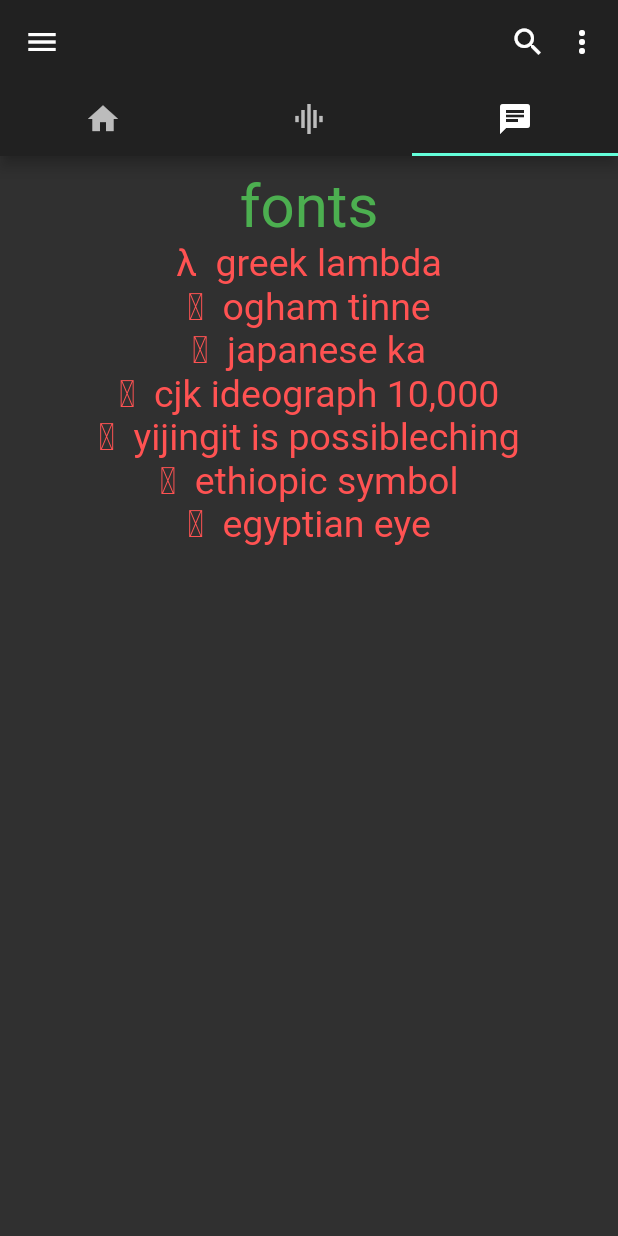
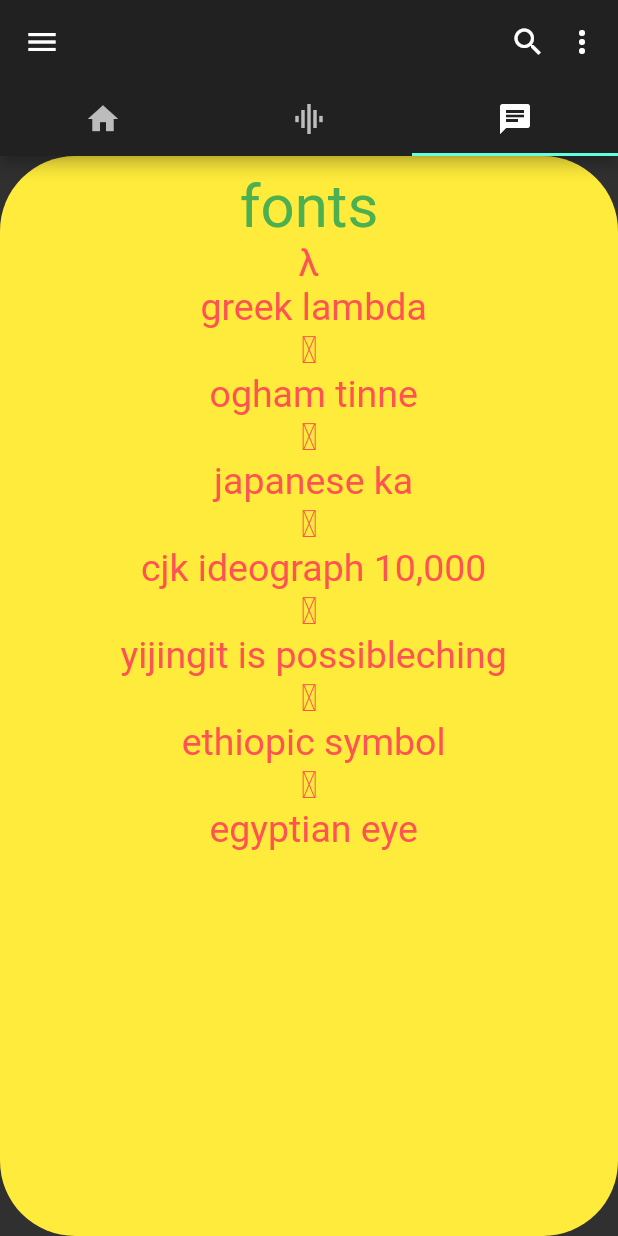
Before and after one commit to lubi888/eth_sync_0_1_1, a Flutter app: the screen it shows after launch, tab 3 chosen, on a phone screen of 412 x 824 dp. Run offline on Flutter 3.47's test engine with Material 2 defaults, Android fonts, the phone set to English and light mode, and no system bars; our stand-ins replace camera, cloud_firestore, qr_flutter, share, transparent_image, video_player; missing offline and left inert: fast_qr_reader_view; accounts and stored records are empty; network calls fail.

```diff
--- a/lib/ethTxtStrings.dart
+++ b/lib/ethTxtStrings.dart
@@ -1,8 +1,8 @@
 //import 'package:flutter/material.dart';
 
 const String ethTextFonts =
-    "\u03BB \tgreek lambda \n\u1688 \togham tinne \n\u304B \tjapanese ka \n\u4E07 \tcjk ideograph 10,000"
-    "\n\u4DC1 \tyijingit is possibleching \n\u1300 \tethiopic symbol \n\u{13080} \tegyptian eye";
+    "\u03BB \n\tgreek lambda \n\u1688 \n\togham tinne \n\u304B \n\tjapanese ka \n\u4E07 \n\tcjk ideograph 10,000"
+    "\n\u4DC1 \n\tyijingit is possibleching \n\u1300 \n\tethiopic symbol \n\u{13080} \n\tegyptian eye";
 
 const String ethTextIntro =
     "Hello and welcome to ethereum sync. This app aims to provide the information needed to "
--- a/lib/eth_sync.dart
+++ b/lib/eth_sync.dart
@@ -1,6 +1,7 @@
 import 'package:flutter/material.dart';
 import 'package:url_launcher/url_launcher.dart';
 import 'package:share/share.dart';
+import 'package:transparent_image/transparent_image.dart';
 
 import 'secondclass.dart';
 import 'firstclass.dart';
@@ -50,9 +51,20 @@ class _EthSyncPageState extends State<EthSyncPage> {
   String _kAsset3 = 'assets/ethGreenHelp.png';
   String _kAsset4 = 'assets/duIcon.png';
   String bm = 'bite me now';
+  var _kTransparentImage = 'assets/duIcon.png';
 
   void _launchURL() async {
     const url = 'https://flutter.io';
+    if (await canLaunch(url)) {
+      await launch(url);
+    } else {
+      throw 'Could not launch $url';
+    }
+  }
+
+  void _launchURLGithub() async {
+    const url =
+        'https://raw.githubusercontent.com/flutter/website/master/src/_includes/code/layout/lakes/images/lake.jpg';
     if (await canLaunch(url)) {
       await launch(url);
     } else {
@@ -144,16 +156,20 @@ class _EthSyncPageState extends State<EthSyncPage> {
                         child: const Icon(Icons.home),
                       ),
                       const PopupMenuItem(
-                        child: const Text('ethereum website'),
+                        child: const Text(
+                            'ethereum website'), //https://www.ethereum.org/
                       ),
                       const PopupMenuItem(
-                        child: const Text('ethereum reddit'),
+                        child: const Text(
+                            'ethereum reddit'), //https://www.reddit.com/r/ethereum/
                       ),
                       const PopupMenuItem(
-                        child: const Text('ethereum stack exchange'),
+                        child: const Text(
+                            'ethereum stack exchange'), //https://ethereum.stackexchange.com/
                       ),
                       const PopupMenuItem(
-                        child: const Text('ethereum gitter'),
+                        child: const Text(
+                            'ethereum gitter'), //https://gitter.im/ethereum/home
                       ),
                       const PopupMenuItem(
                         child: const Text('ethSync website'),
@@ -432,26 +448,6 @@ class _EthSyncPageState extends State<EthSyncPage> {
                             builder: (context) => new SecondScreen()),
                       );
                     }),
-                new ListTile(
-                    leading: const Icon(Icons.accessibility),
-                    title: new Text('navigator x screen'),
-                    onTap: () {
-                      Navigator.push(
-                        context,
-                        new MaterialPageRoute(
-                            builder: (context) => new SecondScreen()),
-                      );
-                    }),
-                new ListTile(
-                    leading: const Icon(Icons.accessibility),
-                    title: new Text('navigator x screen'),
-                    onTap: () {
-                      Navigator.push(
-                        context,
-                        new MaterialPageRoute(
-                            builder: (context) => new SecondScreen()),
-                      );
-                    }),
               ],
             ),
           ),
@@ -604,8 +600,8 @@ class _EthSyncPageState extends State<EthSyncPage> {
                       child: new Text('Show grid photos homepage'),
                     ),
                     new Container(
-                      width: 300.0,
-                      height: 300.0,
+                      width: 200.0,
+                      height: 250.0,
                       decoration: new BoxDecoration(
                         shape: BoxShape.rectangle,
                         image: new DecorationImage(
@@ -672,13 +668,28 @@ class _EthSyncPageState extends State<EthSyncPage> {
                       ),
                     ),
                     new FlatButton(
-                      padding: const EdgeInsets.only(top: 8.0),
+//                      padding: const EdgeInsets.only(top: 8.0),
                       child: new Image.network(
-                        'https://github.com/flutter/website/blob/master/_includes/code/layout/lakes/images/lake.jpg?raw=true',
+                        'https://github.com/flutter/plugins/raw/master/packages/video_player/doc/demo_ipod.gif?raw=true',
+                        height: 300.0,
+                        width: 300.0,
                       ),
                       onPressed: _launchURL,
                     ),
-
+                    new FlatButton(
+//                      padding: const EdgeInsets.only(top: 8.0),
+                      child: new Image.network(
+                        'https://raw.githubusercontent.com/flutter/website/master/src/_includes/code/layout/lakes/images/lake.jpg',
+                        height: 300.0,
+                        width: 300.0,
+                      ),
+                      onPressed: _launchURLGithub,
+                    ),
+//                    new FadeInImage.memoryNetwork(
+//                    placeholder: _kTransparentImage,
+//                      image:
+//                          'https://github.com/flutter/website/blob/master/src/_includes/code/layout/lakes/images/lake.jpg?raw=true',
+//                    ),
                     Container(
                       child: Text(
                         ethTextFounders,
@@ -833,11 +844,13 @@ class _EthSyncPageState extends State<EthSyncPage> {
               ),
 
               //Tab 3
-              new Container(
-                child: new Column(
+              new Scrollbar(
+                child: new Container(
+                  child: new ListView(
                     children: <Widget>[
                       new Text(
                         "fonts",
+                        textAlign: TextAlign.center,
                         style: new TextStyle(
                           color: Colors.green,
                           fontSize: 40.0,
@@ -853,12 +866,13 @@ class _EthSyncPageState extends State<EthSyncPage> {
                       ),
                     ],
                   ),
-//                margin: const EdgeInsets.all(10.0),
                   padding: const EdgeInsets.all(10.0),
-//                decoration: new BoxDecoration(
-//                  color: Colors.yellow.shade500,
-//                  borderRadius: new BorderRadius.all(new Radius.circular(50.0)),
-//                ),
+                  decoration: new BoxDecoration(
+                    color: Colors.yellow.shade500,
+                    borderRadius:
+                        new BorderRadius.all(new Radius.circular(50.0)),
+                  ),
+                ),
               ),
             ],
           ),
--- a/pubspec.yaml
+++ b/pubspec.yaml
@@ -17,6 +17,8 @@ dependencies:
   video_player: ^0.6.4
   fast_qr_reader_view: ^0.1.2
   share: ^0.5.3
+  transparent_image: ^0.1.0
+
 
 
 dev_dependencies:
```
Also changed, not shown: pubspec.lock, 1 other file. Lines whose indentation alone changed are shown as unchanged.
